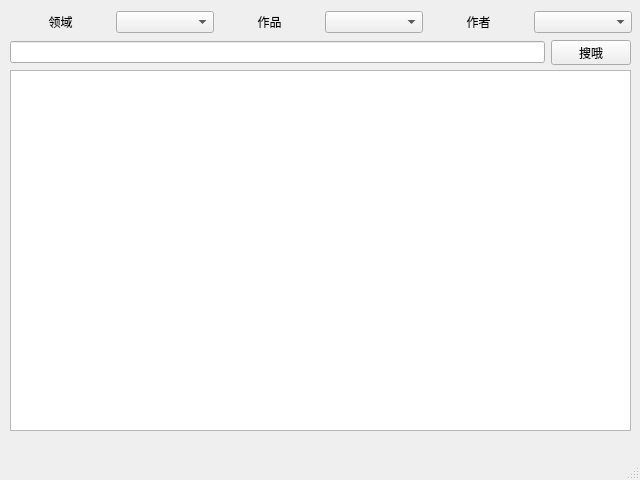
Before: the Qt Designer form Resource/UI/Search_main.ui in sheep431/WuxiaGenerator, drawn with Qt 5.
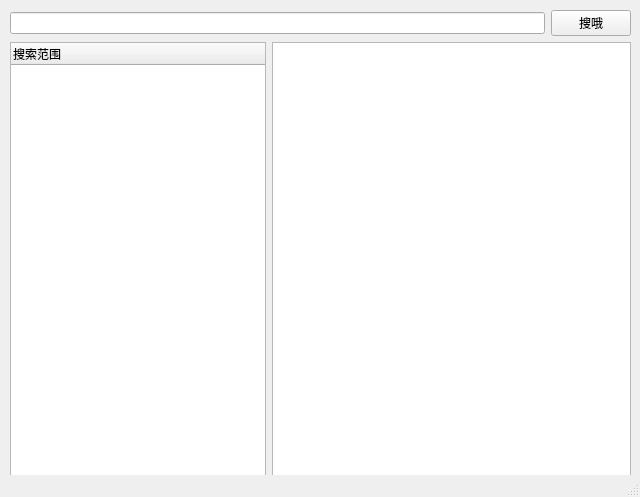
After: the same form once the commit is applied.

Diff of the .ui file:
```diff
--- a/Resource/UI/Search_main.ui
+++ b/Resource/UI/Search_main.ui
@@ -7,102 +7,60 @@
     <x>0</x>
     <y>0</y>
     <width>640</width>
-    <height>480</height>
+    <height>497</height>
    </rect>
   </property>
   <property name="windowTitle">
    <string>查询语料</string>
   </property>
   <widget class="QWidget" name="centralwidget">
-   <widget class="QTableView" name="tableView_main">
-    <property name="geometry">
-     <rect>
-      <x>10</x>
-      <y>70</y>
-      <width>621</width>
-      <height>361</height>
-     </rect>
-    </property>
-   </widget>
    <widget class="QWidget" name="">
     <property name="geometry">
      <rect>
       <x>10</x>
-      <y>40</y>
+      <y>10</y>
       <width>621</width>
-      <height>25</height>
+      <height>533</height>
      </rect>
     </property>
-    <layout class="QHBoxLayout" name="horizontalLayout">
-     <item>
-      <widget class="QLineEdit" name="lineEdit"/>
-     </item>
-     <item>
-      <widget class="QPushButton" name="pushButton">
-       <property name="text">
-        <string>搜哦</string>
+    <layout class="QFormLayout" name="formLayout">
+     <item row="1" column="0">
+      <widget class="QTreeWidget" name="treeWidget">
+       <property name="minimumSize">
+        <size>
+         <width>0</width>
+         <height>400</height>
+        </size>
        </property>
-      </widget>
-     </item>
-    </layout>
-   </widget>
-   <widget class="QWidget" name="">
-    <property name="geometry">
-     <rect>
-      <x>11</x>
-      <y>11</y>
-      <width>621</width>
-      <height>22</height>
-     </rect>
-    </property>
-    <layout class="QHBoxLayout" name="horizontalLayout_2">
-     <item>
-      <widget class="QLabel" name="label">
-       <property name="text">
-        <string>领域</string>
+       <property name="selectionMode">
+        <enum>QAbstractItemView::MultiSelection</enum>
        </property>
-       <property name="alignment">
-        <set>Qt::AlignCenter</set>
+       <property name="selectionBehavior">
+        <enum>QAbstractItemView::SelectItems</enum>
        </property>
-       <property name="buddy">
-        <cstring>comboBox</cstring>
-       </property>
+       <column>
+        <property name="text">
+         <string>搜索范围</string>
+        </property>
+       </column>
       </widget>
      </item>
-     <item>
-      <widget class="QComboBox" name="comboBox"/>
+     <item row="1" column="1">
+      <widget class="QTableView" name="tableView_main"/>
      </item>
-     <item>
-      <widget class="QLabel" name="label_2">
-       <property name="text">
-        <string>作品</string>
-       </property>
-       <property name="alignment">
-        <set>Qt::AlignCenter</set>
-       </property>
-       <property name="buddy">
-        <cstring>comboBox_2</cstring>
-       </property>
-      </widget>
-     </item>
-     <item>
-      <widget class="QComboBox" name="comboBox_2"/>
-     </item>
-     <item>
-      <widget class="QLabel" name="label_3">
-       <property name="text">
-        <string>作者</string>
-       </property>
-       <property name="alignment">
-        <set>Qt::AlignCenter</set>
-       </property>
-       <property name="buddy">
-        <cstring>comboBox_3</cstring>
-       </property>
-      </widget>
-     </item>
-     <item>
-      <widget class="QComboBox" name="comboBox_3"/>
+     <item row="0" column="0" colspan="2">
+      <layout class="QHBoxLayout" name="horizontalLayout">
+       <item>
+        <widget class="QLineEdit" name="lineEdit"/>
+       </item>
+       <item>
+        <widget class="QPushButton" name="pushButton">
+         <property name="text">
+          <string>搜哦</string>
+         </property>
+        </widget>
+       </item>
+      </layout>
      </item>
     </layout>
    </widget>
```
